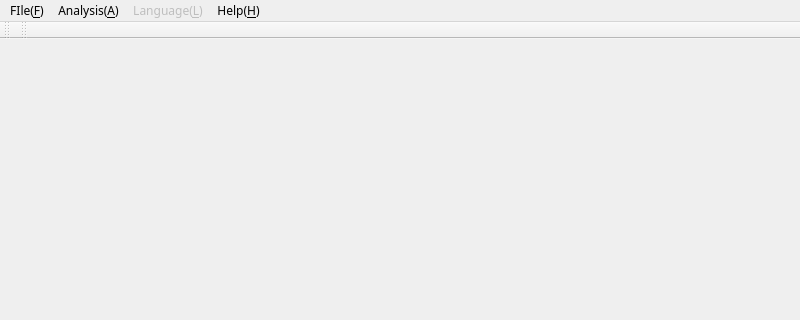
First picture: the form in ZGO2/form/gomainwindow.ui, repository regissahore/Typewriter, before the edit; both pictures show x 0 to 800 and y 0 to 320 of the 800 by 600 pixel window.
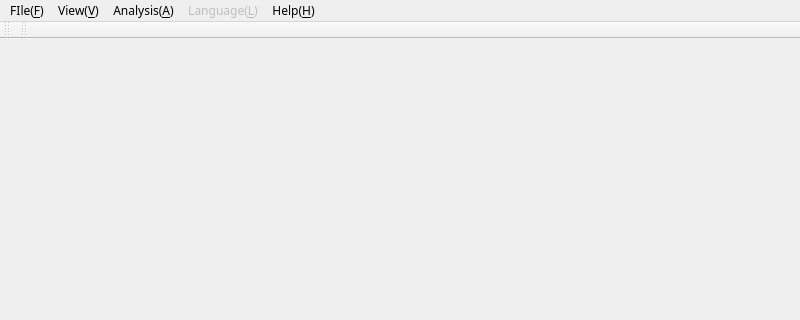
Second picture: the form after the edit. Icons and pictures are not drawn.

Diff of the .ui file:
```diff
--- a/ZGO2/form/gomainwindow.ui
+++ b/ZGO2/form/gomainwindow.ui
@@ -29,7 +29,7 @@
      <x>0</x>
      <y>0</y>
      <width>800</width>
-     <height>25</height>
+     <height>21</height>
     </rect>
    </property>
    <widget class="QMenu" name="menuFIle_F">
@@ -74,7 +74,15 @@
     <addaction name="actionAbout"/>
     <addaction name="actionHelp"/>
    </widget>
+   <widget class="QMenu" name="menuView_V">
+    <property name="title">
+     <string>View(&amp;V)</string>
+    </property>
+    <addaction name="actionTool_DockWidget"/>
+    <addaction name="actionParameter_DockWidget"/>
+   </widget>
    <addaction name="menuFIle_F"/>
+   <addaction name="menuView_V"/>
    <addaction name="menuAnalysis_A"/>
    <addaction name="menuLanguage_L"/>
    <addaction name="menuHelp_H"/>
```
Left out of the diff: 44 changed lines with no effect on the pictures.
